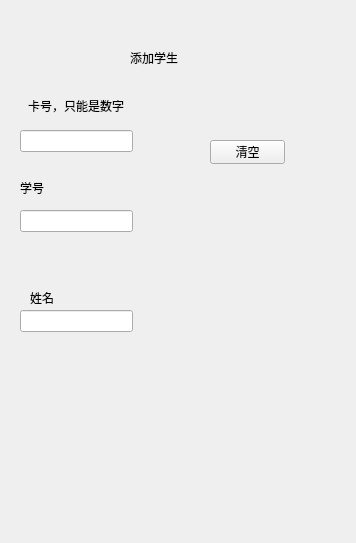
Above: addstudent.ui from kagura114/NetCard before the change. Below: the same form after it.
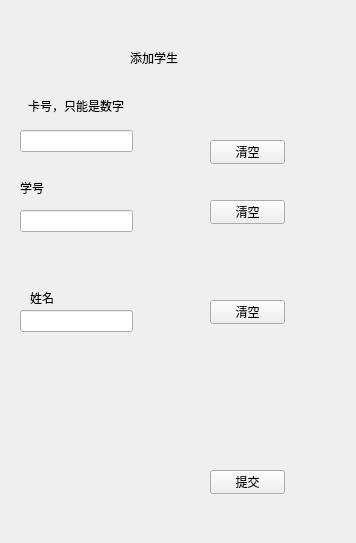
That is the form after the change.

Patch:
```diff
--- a/addstudent.ui
+++ b/addstudent.ui
@@ -108,6 +108,45 @@
     <string>清空</string>
    </property>
   </widget>
+  <widget class="QPushButton" name="ClearSchoolID">
+   <property name="geometry">
+    <rect>
+     <x>210</x>
+     <y>200</y>
+     <width>75</width>
+     <height>24</height>
+    </rect>
+   </property>
+   <property name="text">
+    <string>清空</string>
+   </property>
+  </widget>
+  <widget class="QPushButton" name="ClearName">
+   <property name="geometry">
+    <rect>
+     <x>210</x>
+     <y>300</y>
+     <width>75</width>
+     <height>24</height>
+    </rect>
+   </property>
+   <property name="text">
+    <string>清空</string>
+   </property>
+  </widget>
+  <widget class="QPushButton" name="Submit">
+   <property name="geometry">
+    <rect>
+     <x>210</x>
+     <y>470</y>
+     <width>75</width>
+     <height>24</height>
+    </rect>
+   </property>
+   <property name="text">
+    <string>提交</string>
+   </property>
+  </widget>
  </widget>
  <resources/>
  <connections/>
```
Left out of the diff: 69 changed lines with no effect on the pictures.
